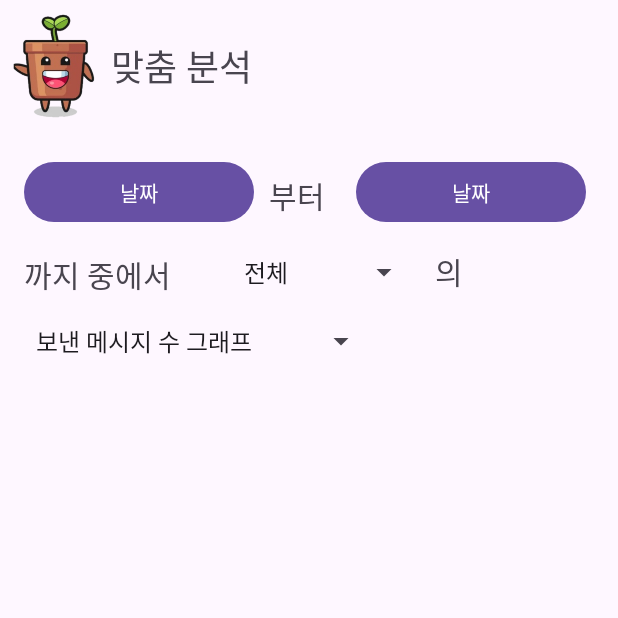
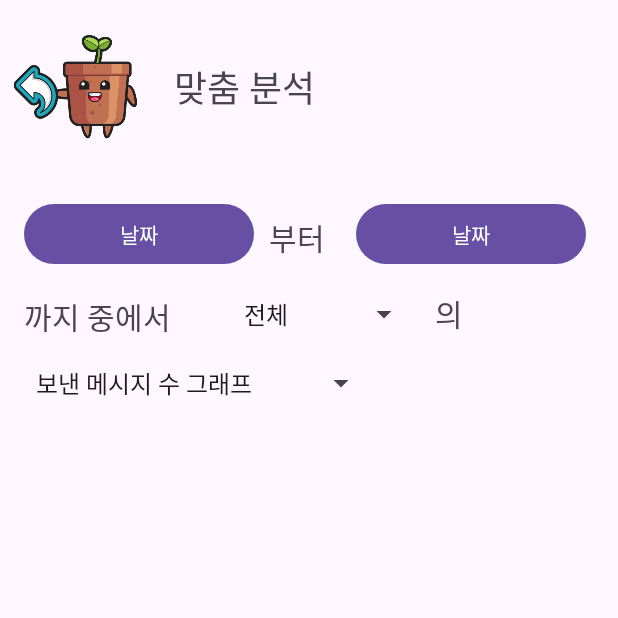
Before and after one commit to zihoo318/TalkSoogi, an Android app: the fragment fragmentPage9 placed in its activity, on a phone screen of 412 x 824 dp, the top half of it. Run offline under Robolectric (Android 15) with nearby library versions, the phone set to English and light mode, and no system bars.

Commit message:
before recyclerView

```diff
--- a/app/src/main/res/layout/fragment_page9.xml
+++ b/app/src/main/res/layout/fragment_page9.xml
@@ -7,18 +7,19 @@
 
     <ImageView
         android:id="@+id/imageView"
-        android:layout_width="74dp"
-        android:layout_height="72dp"
+        android:layout_width="100dp"
+        android:layout_height="100dp"
         android:layout_marginTop="8dp"
         app:layout_constraintBottom_toBottomOf="@+id/textView"
         app:layout_constraintStart_toStartOf="parent"
         app:layout_constraintTop_toTopOf="parent"
-        android:src="@drawable/smile" />
+        android:src="@drawable/undo" />
 
     <TextView
         android:id="@+id/textView"
         android:layout_width="wrap_content"
         android:layout_height="wrap_content"
+        android:layout_marginStart="16dp"
         android:text="맞춤 분석"
         android:textSize="24sp"
         app:layout_constraintBottom_toBottomOf="@+id/imageView"
@@ -104,6 +105,19 @@
             app:layout_constraintStart_toEndOf="@+id/search_spinner"
             app:layout_constraintTop_toBottomOf="@+id/button_open_calendar2" />
 
+        <!--- 결과 보여줄 레이아웃 -->
+        <FrameLayout
+            android:layout_width="match_parent"
+            android:layout_height="match_parent">
+
+            <androidx.recyclerview.widget.RecyclerView
+                android:id="@+id/recyclerView"
+                android:layout_width="400dp"
+                android:layout_height="400dp"
+                android:layout_gravity="bottom|center"
+                android:layout_marginBottom="40dp"/>
+        </FrameLayout>
+
     </androidx.constraintlayout.widget.ConstraintLayout>
 
 </androidx.constraintlayout.widget.ConstraintLayout>
```
